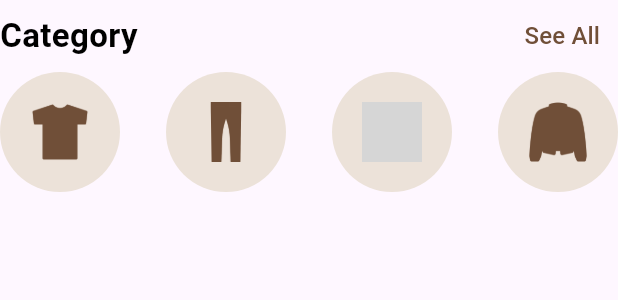
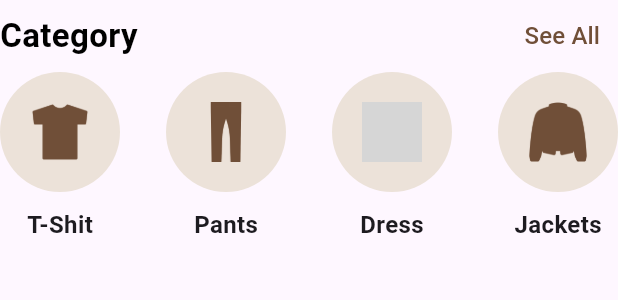
Before and after one commit to SayedR2gab1998/aldeyaa, a Flutter app: the Category widget shown alone on an empty page, opened directly, on a phone screen of 412 x 824 dp. Shown: the top 300 px of the screen. Run offline on Flutter 3.47's test engine with Material 3 defaults, Android fonts, the light colour scheme and no system bars; our stand-ins replace carousel_slider, iconsax, intl_phone_field, smooth_page_indicator; network calls fail; grey boxes are pictures that could not be loaded.

Commit message:
categoryListView

```diff
--- a/lib/screens/home_screens/home_screen.dart
+++ b/lib/screens/home_screens/home_screen.dart
@@ -1,5 +1,6 @@
 import 'package:aldeyaa/screens/home_screens/home_widgets/banner.dart';
 import 'package:aldeyaa/screens/home_screens/home_widgets/category.dart';
+import 'package:aldeyaa/screens/home_screens/home_widgets/flash_sale.dart';
 import 'package:aldeyaa/screens/home_screens/home_widgets/location_widget.dart';
 import 'package:aldeyaa/screens/home_screens/home_widgets/search.dart';
 import 'package:flutter/material.dart';
@@ -21,6 +22,8 @@ class HomeScreen extends StatelessWidget {
             Banners(),
             SizedBox(height: 10,),
             Category(),
+            SizedBox(height: 20,),
+            Expanded(child: FlashSale()),
           ],
         ),
       ),
--- a/lib/screens/home_screens/home_widgets/category.dart
+++ b/lib/screens/home_screens/home_widgets/category.dart
@@ -37,20 +37,31 @@ class _CategoryState extends State<Category> {
         Row(
           mainAxisAlignment: MainAxisAlignment.spaceBetween,
           children: [
-            categoryItem('assets/images/t-shirt.png'),
-            categoryItem('assets/images/pants.png'),
-            categoryItem('assets/images/dress.png'),
-            categoryItem('assets/images/jacket.png'),
+            categoryItem('assets/images/t-shirt.png','T-Shit'),
+            categoryItem('assets/images/pants.png','Pants'),
+            categoryItem('assets/images/dress.png','Dress'),
+            categoryItem('assets/images/jacket.png','Jackets'),
           ],
         ),
       ],
     );
   }
-  Widget categoryItem(String image){
-    return CircleAvatar(
-      radius: 40,
-      backgroundColor: const Color(0xffece2d9),
-      child: Image.asset(image,width: 40,color: mainColor,),
+  Widget categoryItem(String image,String title){
+    return Column(
+      children: [
+        CircleAvatar(
+          radius: 40,
+          backgroundColor: const Color(0xffece2d9),
+          child: Image.asset(image,width: 40,color: mainColor,),
+        ),
+        const SizedBox(height: 10,),
+        Text(title,
+          style: const TextStyle(
+            fontSize: 16,
+            fontWeight: FontWeight.w600
+          ),
+        )
+      ],
     );
   }
 }
```
Also changed, not shown: lib/screens/home_screens/home_widgets/flash_sale.dart (+15 -5 lines).
